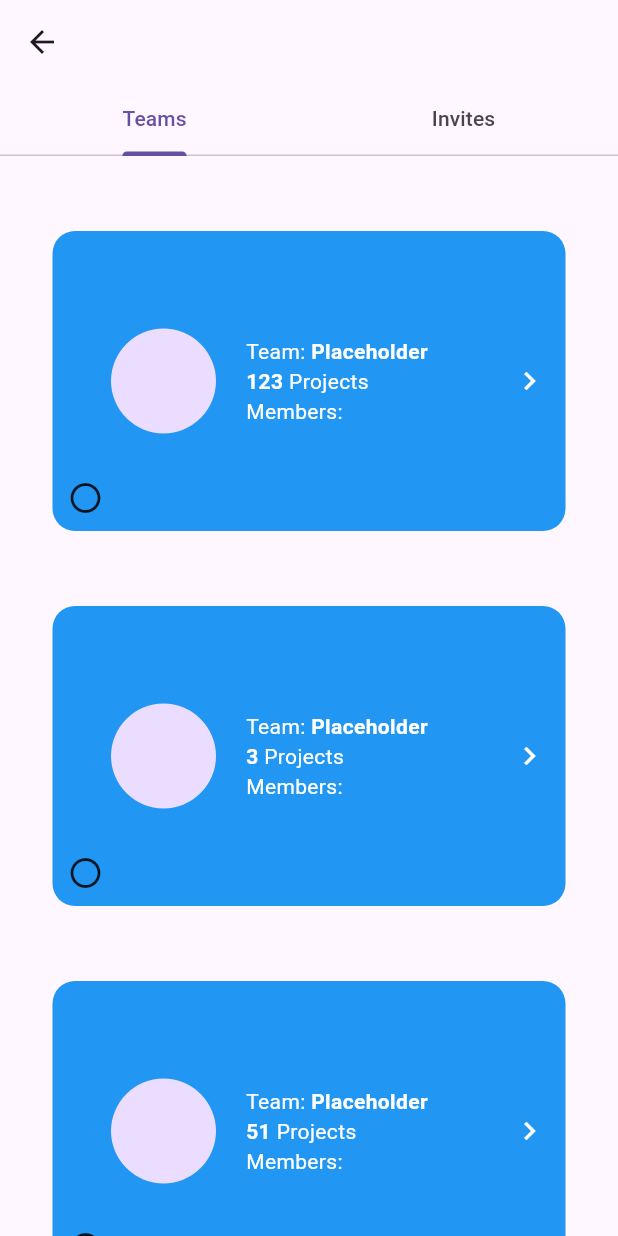
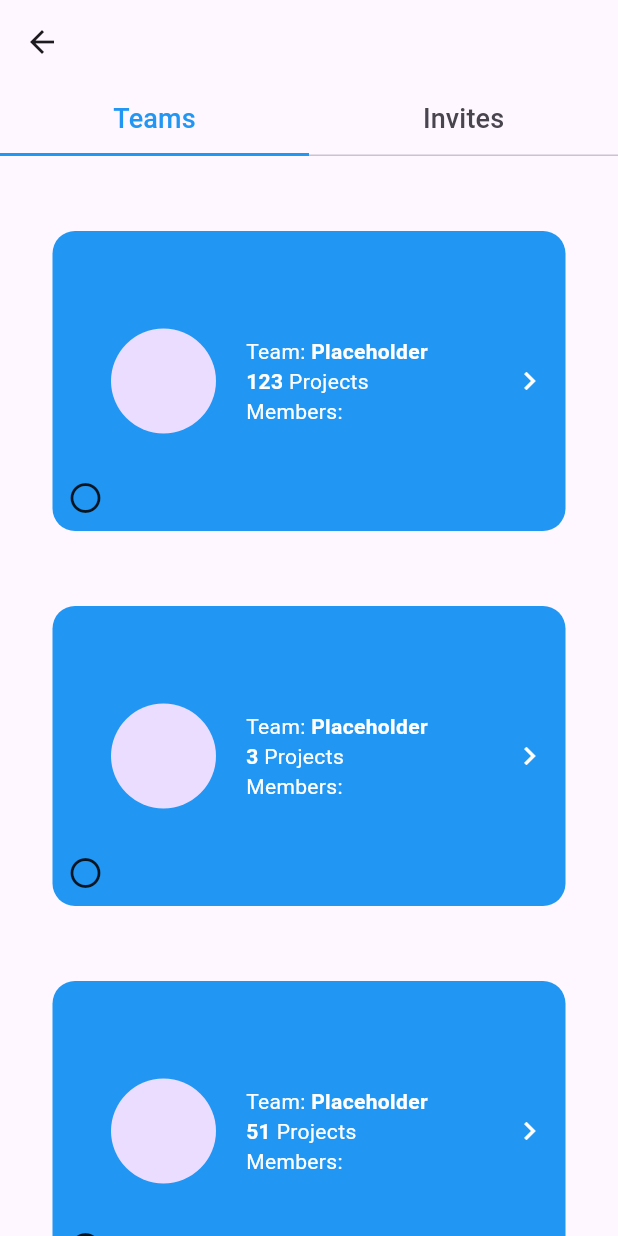
Before and after one commit to Pipeline-To-Better-Placemaking/P2BP-2025Spring-Mobile, a Flutter app: the TeamsAndInvitesPage screen opened by its route, on a phone screen of 412 x 824 dp. Run offline on Flutter 3.47's test engine with Material 3 defaults, Android fonts, the phone set to English and light mode, and no system bars.

Commit message:
Details on teams/invites page. Created page for further project creation. Added route to main.

```diff
--- a/lib/create_project_and_teams.dart
+++ b/lib/create_project_and_teams.dart
@@ -180,6 +180,7 @@ class CreateProjectWidget extends StatelessWidget {
                 backgroundColor: const Color(0xFF4871AE),
                 icon: const Icon(Icons.chevron_right),
                 onPressed: () {
+                  Navigator.pushNamed(context, '/create_project_details');
                   // function
                 },
               ),
--- a/lib/main.dart
+++ b/lib/main.dart
@@ -1,4 +1,5 @@
 import 'package:flutter/material.dart';
+import 'create_project_details.dart';
 import 'results_panel.dart';
 import 'edit_project_panel.dart';
 import 'forgot_password_page.dart';
@@ -32,6 +33,7 @@ class MyApp extends StatelessWidget {
             const CreateProjectAndTeamsPage(),
         '/settings': (context) => const SettingsPage(),
         '/teams_and_invites': (context) => const TeamsAndInvitesPage(),
+        '/create_project_details': (context) => const CreateProjectDetails(),
       },
     );
   }
--- a/lib/teams_and_invites_page.dart
+++ b/lib/teams_and_invites_page.dart
@@ -19,9 +19,22 @@ class _TeamsAndInvitesPageState extends State<TeamsAndInvitesPage> {
         child: Scaffold(
           appBar: AppBar(
             bottom: const TabBar(
+              labelColor: Colors.blue,
+              indicatorColor: Colors.blue,
+              indicatorSize: TabBarIndicatorSize.tab,
               tabs: [
-                Tab(text: 'Teams'),
-                Tab(text: 'Invites'),
+                Tab(
+                  child: Text(
+                    'Teams',
+                    style: TextStyle(fontSize: 18),
+                  ),
+                ),
+                Tab(
+                  child: Text(
+                    'Invites',
+                    style: TextStyle(fontSize: 18),
+                  ),
+                ),
               ],
             ),
           ),
```
Also changed, not shown: lib/create_project_details.dart (added, +20 -0 lines).
